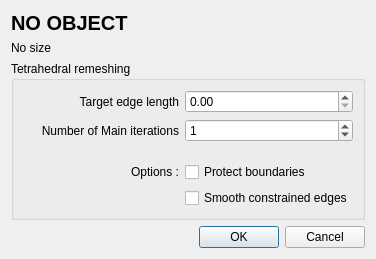
First picture: the form in Polyhedron/demo/Polyhedron/Plugins/Tetrahedral_remeshing/Tetrahedral_remeshing_dialog.ui, repository CGAL/cgal, before the edit.
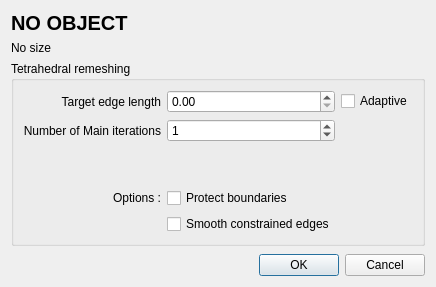
Second picture: the form after the edit.

Commit message: use tetrahedral_adaptive_remeshing in example, test and demo

```diff
--- a/Polyhedron/demo/Polyhedron/Plugins/Tetrahedral_remeshing/Tetrahedral_remeshing_dialog.ui
+++ b/Polyhedron/demo/Polyhedron/Plugins/Tetrahedral_remeshing/Tetrahedral_remeshing_dialog.ui
@@ -9,8 +9,8 @@
    <rect>
     <x>0</x>
     <y>0</y>
-    <width>376</width>
-    <height>259</height>
+    <width>389</width>
+    <height>287</height>
    </rect>
   </property>
   <property name="windowTitle">
@@ -43,8 +43,28 @@
      <property name="title">
       <string>Tetrahedral remeshing</string>
      </property>
-     <layout class="QGridLayout" name="gridLayout_2" rowstretch="0,0,0,0,0" columnstretch="0,0">
-      <item row="1" column="1">
+     <layout class="QGridLayout" name="gridLayout_2" rowstretch="0,0,0,0,0,0" columnstretch="0,0,0">
+      <item row="4" column="0">
+       <widget class="QLabel" name="options_label">
+        <property name="text">
+         <string>Options :</string>
+        </property>
+        <property name="alignment">
+         <set>Qt::AlignRight|Qt::AlignTrailing|Qt::AlignVCenter</set>
+        </property>
+       </widget>
+      </item>
+      <item row="5" column="1">
+       <widget class="QCheckBox" name="smoothEdges_checkBox">
+        <property name="toolTip">
+         <string extracomment="Smoothing of constrained polylines.\nWarning : this may reduce quality of dihedral angles."/>
+        </property>
+        <property name="text">
+         <string>Smooth constrained edges</string>
+        </property>
+       </widget>
+      </item>
+      <item row="2" column="1">
        <widget class="QSpinBox" name="nbIterations_spinbox">
         <property name="minimumSize">
          <size>
@@ -57,17 +77,23 @@
         </property>
        </widget>
       </item>
-      <item row="3" column="1">
-       <widget class="QCheckBox" name="protect_checkbox">
-        <property name="text">
-         <string>Protect boundaries</string>
+      <item row="0" column="1">
+       <widget class="QDoubleSpinBox" name="edgeLength_dspinbox">
+        <property name="minimumSize">
+         <size>
+          <width>110</width>
+          <height>0</height>
+         </size>
         </property>
-        <property name="checked">
-         <bool>false</bool>
+        <property name="maximum">
+         <double>1000.000000000000000</double>
+        </property>
+        <property name="singleStep">
+         <double>0.100000000000000</double>
         </property>
        </widget>
       </item>
-      <item row="1" column="0">
+      <item row="2" column="0">
        <widget class="QLabel" name="nbIterations_label">
         <property name="text">
          <string>Number of Main iterations</string>
@@ -80,7 +106,7 @@
         </property>
        </widget>
       </item>
-      <item row="2" column="0">
+      <item row="3" column="0">
        <spacer name="verticalSpacer_3">
         <property name="orientation">
          <enum>Qt::Vertical</enum>
@@ -96,22 +122,6 @@
         </property>
        </spacer>
       </item>
-      <item row="0" column="1">
-       <widget class="QDoubleSpinBox" name="edgeLength_dspinbox">
-        <property name="minimumSize">
-         <size>
-          <width>110</width>
-          <height>0</height>
-         </size>
-        </property>
-        <property name="maximum">
-         <double>1000.000000000000000</double>
-        </property>
-        <property name="singleStep">
-         <double>0.100000000000000</double>
-        </property>
-       </widget>
-      </item>
       <item row="0" column="0">
        <widget class="QLabel" name="edgeLength_label">
         <property name="text">
@@ -126,22 +136,19 @@
        </widget>
       </item>
       <item row="4" column="1">
-       <widget class="QCheckBox" name="smoothEdges_checkBox">
-        <property name="toolTip">
-         <string extracomment="Smoothing of constrained polylines.\nWarning : this may reduce quality of dihedral angles."/>
-        </property>
+       <widget class="QCheckBox" name="protect_checkbox">
         <property name="text">
-         <string>Smooth constrained edges</string>
+         <string>Protect boundaries</string>
+        </property>
+        <property name="checked">
+         <bool>false</bool>
         </property>
        </widget>
       </item>
-      <item row="3" column="0">
-       <widget class="QLabel" name="options_label">
+      <item row="0" column="2">
+       <widget class="QCheckBox" name="adaptiveSizing_checkbox">
         <property name="text">
-         <string>Options :</string>
-        </property>
-        <property name="alignment">
-         <set>Qt::AlignRight|Qt::AlignTrailing|Qt::AlignVCenter</set>
+         <string>Adaptive</string>
         </property>
        </widget>
       </item>
```
The commit also changes 3 other files.
